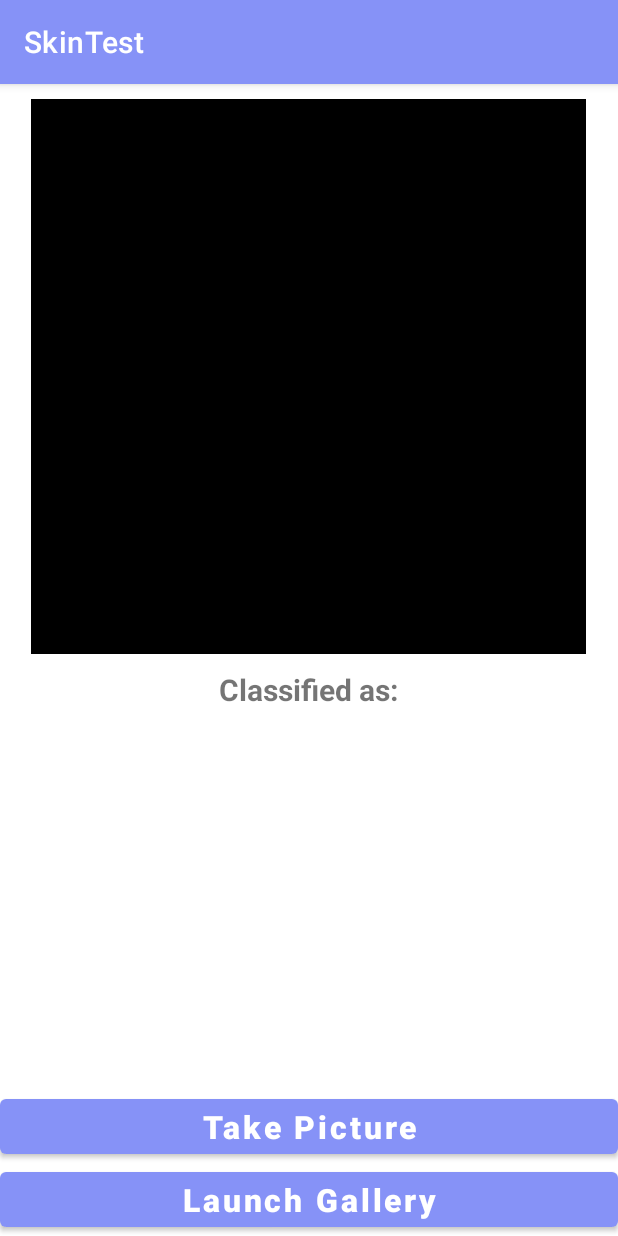
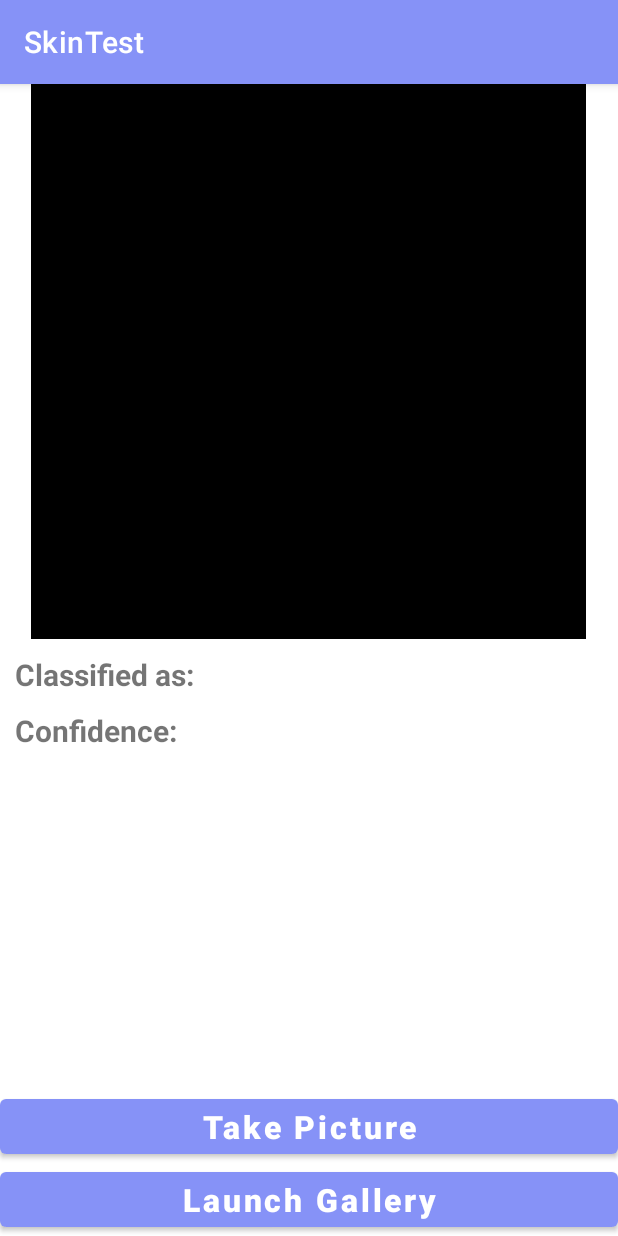
Before and after one commit to md-omar-f/SkinTest, an Android app: the screen it shows after launch (MainActivity), on a phone screen of 412 x 824 dp. Run offline under Robolectric (Android 15) with nearby library versions, the phone set to English and light mode, and no system bars; libraries missing offline, so code that uses them is left out: org.tensorflow.lite.

Commit message:
splash screen and confidence score field added

```diff
--- a/app/src/main/AndroidManifest.xml
+++ b/app/src/main/AndroidManifest.xml
@@ -13,6 +13,9 @@
         android:supportsRtl="true"
         android:theme="@style/Theme.SkinTest"
         tools:targetApi="31">
+        <activity
+            android:name=".HelpActivity"
+            android:exported="false" />
         <activity
             android:name=".HomeActivity"
             android:exported="false" />
--- a/app/src/main/java/com/example/skintest/MainActivity.java
+++ b/app/src/main/java/com/example/skintest/MainActivity.java
@@ -37,6 +37,8 @@ public class MainActivity extends AppCompatActivity {
     ImageView imageView;
     TextView result;
 
+    TextView confidenceScore;
+
     int imageSize = 224;
 
     @Override
@@ -49,6 +51,8 @@ public class MainActivity extends AppCompatActivity {
 
         imageView = findViewById(R.id.imageView);
         result = findViewById(R.id.result);
+
+        confidenceScore = findViewById(R.id.confidenceScore);
 
         camera.setOnClickListener(new View.OnClickListener() {
             @Override
@@ -169,6 +173,7 @@ public class MainActivity extends AppCompatActivity {
             }
             String[] classes = {"Malignant", "Benign"};
             result.setText(classes[maxPos]);
+            confidenceScore.setText(Float.toString(maxConfidence));
 
             // Releases model resources if no longer used.
             model.close();
--- a/app/src/main/java/com/example/skintest/SplashScreenActivity.java
+++ b/app/src/main/java/com/example/skintest/SplashScreenActivity.java
@@ -16,7 +16,7 @@ public class SplashScreenActivity extends AppCompatActivity {
         new Handler().postDelayed(new Runnable() {
             @Override
             public void run() {
-                Intent i = new Intent(SplashScreenActivity.this, MainActivity.class);
+                Intent i = new Intent(SplashScreenActivity.this, HomeActivity.class);
                 startActivity(i);
                 finish();
             }
--- a/app/src/main/res/drawable/splash_background.xml
+++ b/app/src/main/res/drawable/splash_background.xml
@@ -1,11 +1,11 @@
 <?xml version="1.0" encoding="utf-8"?>
 <layer-list xmlns:android="http://schemas.android.com/apk/res/android">
 
-    <item android:drawable="@drawable/bg_gradient" />
+    <item android:drawable="@color/white" />
     <item>
         <bitmap
             android:gravity="center"
-            android:src="@drawable/img_4"/>
+            android:src="@drawable/logo"/>
     </item>
 
 </layer-list>
--- a/app/src/main/res/layout/activity_main.xml
+++ b/app/src/main/res/layout/activity_main.xml
@@ -28,34 +28,61 @@
         android:textStyle="bold"
         />
     <ImageView
-        android:layout_width="370sp"
-        android:layout_height="370sp"
+        android:layout_width="370dp"
+        android:layout_height="370dp"
         android:background="@android:color/black"
         android:layout_centerHorizontal="true"
         android:id="@+id/imageView"
-        android:layout_marginTop="10sp"
         />
     <TextView
         android:layout_width="wrap_content"
         android:layout_height="wrap_content"
-        android:layout_centerHorizontal="true"
-        android:text="Classified as:"
+
+        android:text="Classified as: "
         android:textStyle="bold"
         android:textSize="20sp"
         android:id="@+id/classified"
         android:layout_below="@+id/imageView"
-        android:layout_marginTop="10sp"
+        android:layout_marginTop="10dp"
+        android:layout_marginStart="10dp"
         />
+
     <TextView
         android:layout_width="wrap_content"
         android:layout_height="wrap_content"
-        android:layout_centerHorizontal="true"
         android:text=""
         android:textColor="#C30000"
         android:textStyle="bold"
-        android:textSize="27sp"
+        android:textSize="20sp"
         android:id="@+id/result"
+        android:layout_toRightOf="@+id/classified"
+        android:layout_below="@id/imageView"
+        android:layout_marginTop="10dp"
+        />
+
+    <TextView
+        android:layout_width="wrap_content"
+        android:layout_height="wrap_content"
+        android:text="Confidence: "
+        android:textStyle="bold"
+        android:textSize="20sp"
+        android:id="@+id/confidence"
         android:layout_below="@+id/classified"
+        android:layout_marginTop="10sp"
+        android:layout_marginStart="10dp"
+        />
+
+    <TextView
+        android:layout_width="wrap_content"
+        android:layout_height="wrap_content"
+        android:text=""
+        android:textColor="#C30000"
+        android:textStyle="bold"
+        android:textSize="20sp"
+        android:layout_marginTop="12dp"
+        android:id="@+id/confidenceScore"
+        android:layout_toRightOf="@+id/confidence"
+        android:layout_below="@id/result"
         />
 
 </RelativeLayout>
--- a/app/src/main/res/values/themes.xml
+++ b/app/src/main/res/values/themes.xml
@@ -20,5 +20,7 @@
         <item name="colorPrimaryDark">@color/cardview_dark_background</item>
         <item name="colorAccent">@color/purple_500</item>
         <item name="android:statusBarColor">@color/black</item>
+        <item name="android:height">100dp</item>
+        <item name="android:width">100dp</item>
     </style>
 </resources>
```
Also changed, not shown: app/src/main/java/com/example/skintest/HelpActivity.java (added, +14 -0 lines), app/src/main/java/com/example/skintest/HomeActivity.java (+24 -0 lines), app/src/main/res/drawable/splash_style.xml (added, +8 -0 lines), app/src/main/res/layout/activity_help.xml (added, +70 -0 lines), app/src/main/res/layout/activity_home.xml (+19 -12 lines), app/src/main/res/drawable/help_1.png (added), app/src/main/res/drawable/logo.png (added), app/src/main/res/drawable/skin_banner.png (renamed from app/src/main/res/drawable/skinImage.png), app/src/main/res/drawable/skinimage.png (added), app/src/main/res/drawable/skinimage1.png (renamed from app/src/main/res/drawable/skinImage1.png), app/src/main/res/drawable/test_1.png (added).
